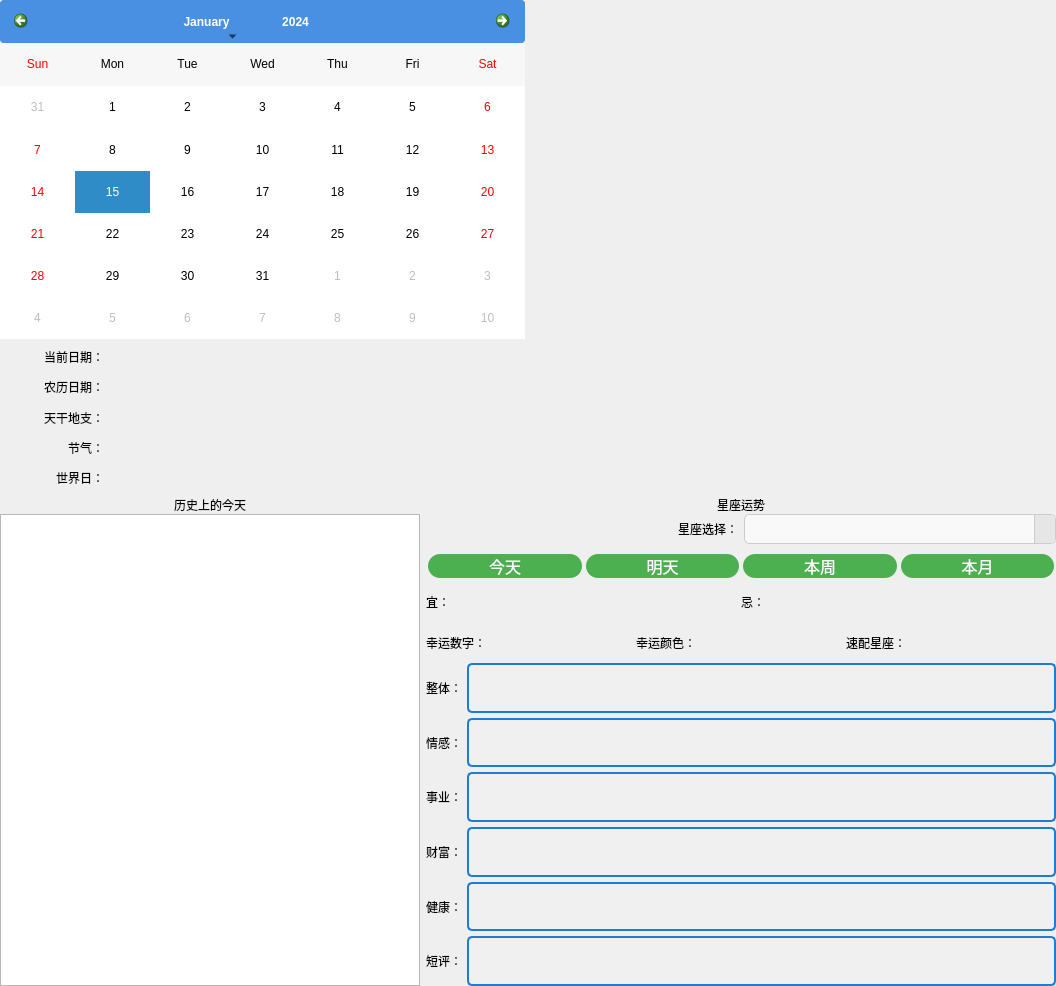
Above: ui/calendar.ui from Younger-Chan/everyday before the change. Below: the same form after it.
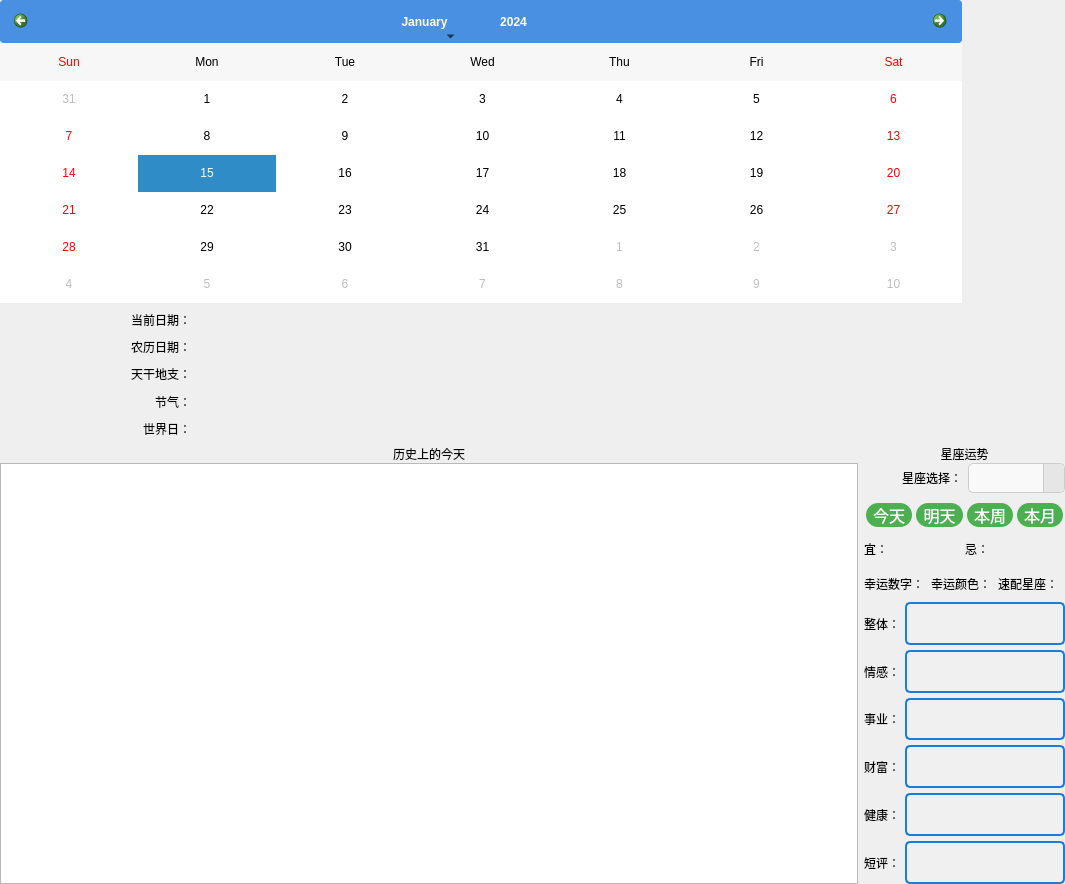
That is the form after the change. Icons and pictures are not drawn.

Commit message: 修改部分布局样式

```diff
--- a/ui/calendar.ui
+++ b/ui/calendar.ui
@@ -6,330 +6,36 @@
    <rect>
     <x>0</x>
     <y>0</y>
-    <width>1056</width>
-    <height>986</height>
+    <width>1065</width>
+    <height>884</height>
    </rect>
   </property>
   <property name="windowTitle">
    <string>Form</string>
   </property>
-  <layout class="QVBoxLayout" name="verticalLayout_11">
-   <property name="leftMargin">
-    <number>0</number>
-   </property>
-   <property name="topMargin">
-    <number>0</number>
-   </property>
-   <property name="rightMargin">
-    <number>0</number>
-   </property>
-   <property name="bottomMargin">
-    <number>0</number>
-   </property>
-   <item>
     <layout class="QVBoxLayout" name="verticalLayout_6">
-     <item>
-      <layout class="QHBoxLayout" name="horizontalLayout_4" stretch="5,5">
-       <item>
-        <layout class="QVBoxLayout" name="verticalLayout_3" stretch="7,3">
-         <item>
-          <widget class="QCalendarWidget" name="calendarWidget">
-           <property name="styleSheet">
-            <string notr="true">/* 设置整个日历的背景颜色 */
-QCalendarWidget {
-    background-color: #f0f0f0;
-    color: #333333;
-    border: 1px solid #dcdcdc;
-}
-
-/* 设置导航栏的样式 */
-QCalendarWidget QWidget#qt_calendar_navigationbar {
-    background-color: #4a90e2;
-    color: white;
-}
-
-/* 设置前一个月按钮的背景图片 */
-QCalendarWidget QToolButton#qt_calendar_prevmonth {
-	qproperty-icon: url(:/tool/tool/left.png);
-    background-color: transparent; /* 透明背景 */
-    border: none;
-    border-radius: 4px;
-    padding: 5px;
-    min-width: 30px;
-    min-height: 30px;
-    icon-size: 16px;
-}
-
-/* 设置下一个月按钮的背景图片 */
-QCalendarWidget QToolButton#qt_calendar_nextmonth {
-	qproperty-icon: url(:/tool/tool/right.png);
-    background-color: transparent; /* 透明背景 */
-    border: none;
-    border-radius: 4px;
-    padding: 5px;
-    min-width: 30px;
-    min-height: 30px;
-    icon-size: 16px;
-}
-
-/* 设置前一个月按钮的样式 */
-QCalendarWidget QToolButton#qt_calendar_prevmonth {
-    background-color: #4a90e2;
-    color: white;
-    border: none;
-    border-radius: 4px;
-    padding: 5px;
-    min-width: 30px;
-    min-height: 30px;
-    icon-size: 16px;
-}
-
-/* 设置前一个月按钮的悬停样式 */
-QCalendarWidget QToolButton#qt_calendar_prevmonth:hover {
-    background-color: #357ABD;
-}
-
-/* 设置下一个月按钮的样式 */
-QCalendarWidget QToolButton#qt_calendar_nextmonth {
-    background-color: #4a90e2;
-    color: white;
-    border: none;
-    border-radius: 4px;
-    padding: 5px;
-    min-width: 30px;
-    min-height: 30px;
-    icon-size: 16px;
-}
-
-/* 设置下一个月按钮的悬停样式 */
-QCalendarWidget QToolButton#qt_calendar_nextmonth:hover {
-    background-color: #357ABD;
-}
-
-/* 设置日期单元格的样式 */
-QCalendarWidget QTableView QAbstractItemView {
-    background-color: #ffffff;
-    selection-background-color: #4a90e2;
-    selection-color: white;
-}
-
-/* 设置周末的背景颜色 */
-QCalendarWidget QTableView QAbstractItemView::item {
-    background-color: #ffffff;
-    color: #333333;
-}
-
-QCalendarWidget QTableView QAbstractItemView::item:enabled {
-    background-color: #ffffff;
-    color: #333333;
-}
-
-QCalendarWidget QTableView QAbstractItemView::item:enabled:selected {
-    background-color: #4a90e2;
-    color: white;
-}
-
-QCalendarWidget QTableView QAbstractItemView::item:enabled:hover {
-    background-color: #e0e0e0;
-    color: #333333;
-}
-
-/* 设置周末的字体颜色 */
-QCalendarWidget QTableView QAbstractItemView::item:enabled:alternate {
-    background-color: #f9f9f9;
-    color: #ff0000; /* 红色表示周末 */
-}
-
-/* 设置今天的日期样式 */
-QCalendarWidget QTableView QAbstractItemView::item:enabled:focus {
-    border: 1px solid #4a90e2;
-    background-color: #4a90e2;
-    color: white;
-}
-
-/* 设置标题栏的样式 */
-QCalendarWidget QWidget#qt_calendar_navigationbar {
-    background-color: #4a90e2;
-    color: white;
-    border: none;
-    border-radius: 4px;
-    padding: 5px;
-}
-
-/* 设置 QCalendarWidget 的 QToolButton 样式 */
-QCalendarWidget QToolButton {
-    border: none;
-    background: none;
-    min-width: 50px; /* 设置最小宽度 */
-    min-height: 30px; /* 设置最小高度 */
-    padding: 5px;
-}
-
-/* 设置年份选择按钮的样式 */
-QCalendarWidget QToolButton#qt_calendar_yearbutton {
-    qproperty-iconSize: 24px 24px;
-    min-width: 100px; /* 增加年份选择按钮的宽度 */
-    min-height: 30px; /* 增加年份选择按钮的高度 */
-}
-</string>
-           </property>
-           <property name="firstDayOfWeek">
-            <enum>Qt::DayOfWeek::Sunday</enum>
-           </property>
-           <property name="verticalHeaderFormat">
-            <enum>QCalendarWidget::VerticalHeaderFormat::NoVerticalHeader</enum>
-           </property>
-          </widget>
-         </item>
-         <item>
-          <layout class="QHBoxLayout" name="horizontalLayout" stretch="2,8">
-           <item>
-            <layout class="QVBoxLayout" name="verticalLayout_2">
-             <item>
-              <widget class="QLabel" name="label">
-               <property name="sizePolicy">
-                <sizepolicy hsizetype="Preferred" vsizetype="Preferred">
-                 <horstretch>0</horstretch>
-                 <verstretch>0</verstretch>
-                </sizepolicy>
-               </property>
-               <property name="text">
-                <string>当前日期：</string>
-               </property>
-               <property name="alignment">
-                <set>Qt::AlignmentFlag::AlignRight|Qt::AlignmentFlag::AlignTrailing|Qt::AlignmentFlag::AlignVCenter</set>
-               </property>
-              </widget>
-             </item>
+   <property name="leftMargin">
+    <number>0</number>
+   </property>
+   <property name="topMargin">
+    <number>0</number>
+   </property>
+   <property name="rightMargin">
+    <number>0</number>
+   </property>
+   <property name="bottomMargin">
+    <number>0</number>
+   </property>
              <item>
-              <widget class="QLabel" name="label_2">
-               <property name="sizePolicy">
-                <sizepolicy hsizetype="Preferred" vsizetype="Preferred">
-                 <horstretch>0</horstretch>
-                 <verstretch>0</verstretch>
-                </sizepolicy>
-               </property>
-               <property name="text">
-                <string>农历日期：</string>
-               </property>
-               <property name="alignment">
-                <set>Qt::AlignmentFlag::AlignRight|Qt::AlignmentFlag::AlignTrailing|Qt::AlignmentFlag::AlignVCenter</set>
-               </property>
-              </widget>
-             </item>
-             <item>
-              <widget class="QLabel" name="label_3">
-               <property name="sizePolicy">
-                <sizepolicy hsizetype="Preferred" vsizetype="Preferred">
-                 <horstretch>0</horstretch>
-                 <verstretch>0</verstretch>
-                </sizepolicy>
-               </property>
-               <property name="text">
-                <string>天干地支：</string>
-               </property>
-               <property name="alignment">
-                <set>Qt::AlignmentFlag::AlignRight|Qt::AlignmentFlag::AlignTrailing|Qt::AlignmentFlag::AlignVCenter</set>
-               </property>
-              </widget>
-             </item>
-             <item>
-              <widget class="QLabel" name="label_4">
-               <property name="sizePolicy">
-                <sizepolicy hsizetype="Preferred" vsizetype="Preferred">
-                 <horstretch>0</horstretch>
-                 <verstretch>0</verstretch>
-                </sizepolicy>
-               </property>
-               <property name="text">
-                <string>节气：</string>
-               </property>
-               <property name="alignment">
-                <set>Qt::AlignmentFlag::AlignRight|Qt::AlignmentFlag::AlignTrailing|Qt::AlignmentFlag::AlignVCenter</set>
-               </property>
-              </widget>
-             </item>
-             <item>
-              <widget class="QLabel" name="label_5">
-               <property name="sizePolicy">
-                <sizepolicy hsizetype="Preferred" vsizetype="Preferred">
-                 <horstretch>0</horstretch>
-                 <verstretch>0</verstretch>
-                </sizepolicy>
-               </property>
-               <property name="text">
-                <string>世界日：</string>
-               </property>
-               <property name="textFormat">
-                <enum>Qt::TextFormat::AutoText</enum>
-               </property>
-               <property name="alignment">
-                <set>Qt::AlignmentFlag::AlignRight|Qt::AlignmentFlag::AlignTrailing|Qt::AlignmentFlag::AlignVCenter</set>
-               </property>
-              </widget>
-             </item>
-            </layout>
-           </item>
-           <item>
-            <layout class="QVBoxLayout" name="verticalLayout">
-             <item>
-              <widget class="QLabel" name="l_date">
-               <property name="text">
-                <string/>
-               </property>
-               <property name="alignment">
-                <set>Qt::AlignmentFlag::AlignCenter</set>
-               </property>
-              </widget>
-             </item>
-             <item>
-              <widget class="QLabel" name="l_nl">
-               <property name="text">
-                <string/>
-               </property>
-               <property name="alignment">
-                <set>Qt::AlignmentFlag::AlignCenter</set>
-               </property>
-              </widget>
-             </item>
-             <item>
-              <widget class="QLabel" name="l_tgdz">
-               <property name="text">
-                <string/>
-               </property>
-               <property name="alignment">
-                <set>Qt::AlignmentFlag::AlignCenter</set>
-               </property>
-              </widget>
-             </item>
-             <item>
-              <widget class="QLabel" name="l_jq">
-               <property name="text">
-                <string/>
-               </property>
-               <property name="alignment">
-                <set>Qt::AlignmentFlag::AlignCenter</set>
-               </property>
-              </widget>
-             </item>
-             <item>
-              <widget class="QLabel" name="l_fes">
-               <property name="text">
-                <string/>
-               </property>
-               <property name="alignment">
-                <set>Qt::AlignmentFlag::AlignCenter</set>
-               </property>
-              </widget>
-             </item>
-            </layout>
-           </item>
-          </layout>
-         </item>
-        </layout>
-       </item>
-       <item>
+    <layout class="QGridLayout" name="gridLayout" rowstretch="0,0" rowminimumheight="0,0">
+     <item row="0" column="2">
         <widget class="QLabel" name="l_moyu">
+       <property name="minimumSize">
+        <size>
+         <width>0</width>
+         <height>0</height>
+        </size>
+       </property>
          <property name="styleSheet">
           <string notr="true"/>
          </property>
@@ -341,11 +47,7 @@
          </property>
         </widget>
        </item>
-      </layout>
-     </item>
-     <item>
-      <layout class="QHBoxLayout" name="horizontalLayout_3" stretch="4,6">
-       <item>
+     <item row="1" column="0">
         <layout class="QVBoxLayout" name="verticalLayout_4">
          <property name="spacing">
           <number>0</number>
@@ -362,6 +64,11 @@
          </item>
          <item>
           <widget class="QListWidget" name="lw_today">
+         <property name="font">
+          <font>
+           <pointsize>12</pointsize>
+          </font>
+         </property>
            <property name="styleSheet">
             <string notr="true">QListView {
     outline: none;
@@ -402,7 +109,7 @@
          </item>
         </layout>
        </item>
-       <item>
+     <item row="1" column="1" colspan="2">
         <layout class="QVBoxLayout" name="verticalLayout_5" stretch="0,10">
          <property name="spacing">
           <number>0</number>
@@ -1076,6 +783,308 @@
             </item>
            </layout>
           </widget>
+       </item>
+      </layout>
+     </item>
+     <item row="0" column="0" colspan="2">
+      <layout class="QVBoxLayout" name="verticalLayout_3" stretch="7,3">
+       <item>
+        <widget class="QCalendarWidget" name="calendarWidget">
+         <property name="minimumSize">
+          <size>
+           <width>500</width>
+           <height>300</height>
+          </size>
+         </property>
+         <property name="styleSheet">
+          <string notr="true">/* 设置整个日历的背景颜色 */
+QCalendarWidget {
+    background-color: #f0f0f0;
+    color: #333333;
+    border: 1px solid #dcdcdc;
+}
+
+/* 设置导航栏的样式 */
+QCalendarWidget QWidget#qt_calendar_navigationbar {
+    background-color: #4a90e2;
+    color: white;
+}
+
+/* 设置前一个月按钮的背景图片 */
+QCalendarWidget QToolButton#qt_calendar_prevmonth {
+	qproperty-icon: url(:/tool/tool/left.png);
+    background-color: transparent; /* 透明背景 */
+    border: none;
+    border-radius: 4px;
+    padding: 5px;
+    min-width: 30px;
+    min-height: 30px;
+    icon-size: 16px;
+}
+
+/* 设置下一个月按钮的背景图片 */
+QCalendarWidget QToolButton#qt_calendar_nextmonth {
+	qproperty-icon: url(:/tool/tool/right.png);
+    background-color: transparent; /* 透明背景 */
+    border: none;
+    border-radius: 4px;
+    padding: 5px;
+    min-width: 30px;
+    min-height: 30px;
+    icon-size: 16px;
+}
+
+/* 设置前一个月按钮的样式 */
+QCalendarWidget QToolButton#qt_calendar_prevmonth {
+    background-color: #4a90e2;
+    color: white;
+    border: none;
+    border-radius: 4px;
+    padding: 5px;
+    min-width: 30px;
+    min-height: 30px;
+    icon-size: 16px;
+}
+
+/* 设置前一个月按钮的悬停样式 */
+QCalendarWidget QToolButton#qt_calendar_prevmonth:hover {
+    background-color: #357ABD;
+}
+
+/* 设置下一个月按钮的样式 */
+QCalendarWidget QToolButton#qt_calendar_nextmonth {
+    background-color: #4a90e2;
+    color: white;
+    border: none;
+    border-radius: 4px;
+    padding: 5px;
+    min-width: 30px;
+    min-height: 30px;
+    icon-size: 16px;
+}
+
+/* 设置下一个月按钮的悬停样式 */
+QCalendarWidget QToolButton#qt_calendar_nextmonth:hover {
+    background-color: #357ABD;
+}
+
+/* 设置日期单元格的样式 */
+QCalendarWidget QTableView QAbstractItemView {
+    background-color: #ffffff;
+    selection-background-color: #4a90e2;
+    selection-color: white;
+}
+
+/* 设置周末的背景颜色 */
+QCalendarWidget QTableView QAbstractItemView::item {
+    background-color: #ffffff;
+    color: #333333;
+}
+
+QCalendarWidget QTableView QAbstractItemView::item:enabled {
+    background-color: #ffffff;
+    color: #333333;
+}
+
+QCalendarWidget QTableView QAbstractItemView::item:enabled:selected {
+    background-color: #4a90e2;
+    color: white;
+}
+
+QCalendarWidget QTableView QAbstractItemView::item:enabled:hover {
+    background-color: #e0e0e0;
+    color: #333333;
+}
+
+/* 设置周末的字体颜色 */
+QCalendarWidget QTableView QAbstractItemView::item:enabled:alternate {
+    background-color: #f9f9f9;
+    color: #ff0000; /* 红色表示周末 */
+}
+
+/* 设置今天的日期样式 */
+QCalendarWidget QTableView QAbstractItemView::item:enabled:focus {
+    border: 1px solid #4a90e2;
+    background-color: #4a90e2;
+    color: white;
+}
+
+/* 设置标题栏的样式 */
+QCalendarWidget QWidget#qt_calendar_navigationbar {
+    background-color: #4a90e2;
+    color: white;
+    border: none;
+    border-radius: 4px;
+    padding: 5px;
+}
+
+/* 设置 QCalendarWidget 的 QToolButton 样式 */
+QCalendarWidget QToolButton {
+    border: none;
+    background: none;
+    min-width: 50px; /* 设置最小宽度 */
+    min-height: 30px; /* 设置最小高度 */
+    padding: 5px;
+}
+
+/* 设置年份选择按钮的样式 */
+QCalendarWidget QToolButton#qt_calendar_yearbutton {
+    qproperty-iconSize: 24px 24px;
+    min-width: 100px; /* 增加年份选择按钮的宽度 */
+    min-height: 30px; /* 增加年份选择按钮的高度 */
+}
+</string>
+         </property>
+         <property name="firstDayOfWeek">
+          <enum>Qt::Sunday</enum>
+         </property>
+         <property name="verticalHeaderFormat">
+          <enum>QCalendarWidget::NoVerticalHeader</enum>
+         </property>
+        </widget>
+       </item>
+       <item>
+        <layout class="QHBoxLayout" name="horizontalLayout" stretch="2,8">
+         <item>
+          <layout class="QVBoxLayout" name="verticalLayout_2">
+           <item>
+            <widget class="QLabel" name="label">
+             <property name="sizePolicy">
+              <sizepolicy hsizetype="Preferred" vsizetype="Preferred">
+               <horstretch>0</horstretch>
+               <verstretch>0</verstretch>
+              </sizepolicy>
+             </property>
+             <property name="text">
+              <string>当前日期：</string>
+             </property>
+             <property name="alignment">
+              <set>Qt::AlignRight|Qt::AlignTrailing|Qt::AlignVCenter</set>
+             </property>
+            </widget>
+           </item>
+           <item>
+            <widget class="QLabel" name="label_2">
+             <property name="sizePolicy">
+              <sizepolicy hsizetype="Preferred" vsizetype="Preferred">
+               <horstretch>0</horstretch>
+               <verstretch>0</verstretch>
+              </sizepolicy>
+             </property>
+             <property name="text">
+              <string>农历日期：</string>
+             </property>
+             <property name="alignment">
+              <set>Qt::AlignRight|Qt::AlignTrailing|Qt::AlignVCenter</set>
+             </property>
+            </widget>
+           </item>
+           <item>
+            <widget class="QLabel" name="label_3">
+             <property name="sizePolicy">
+              <sizepolicy hsizetype="Preferred" vsizetype="Preferred">
+               <horstretch>0</horstretch>
+               <verstretch>0</verstretch>
+              </sizepolicy>
+             </property>
+             <property name="text">
+              <string>天干地支：</string>
+             </property>
+             <property name="alignment">
+              <set>Qt::AlignRight|Qt::AlignTrailing|Qt::AlignVCenter</set>
+             </property>
+            </widget>
+           </item>
+           <item>
+            <widget class="QLabel" name="label_4">
+             <property name="sizePolicy">
+              <sizepolicy hsizetype="Preferred" vsizetype="Preferred">
+               <horstretch>0</horstretch>
+               <verstretch>0</verstretch>
+              </sizepolicy>
+             </property>
+             <property name="text">
+              <string>节气：</string>
+             </property>
+             <property name="alignment">
+              <set>Qt::AlignRight|Qt::AlignTrailing|Qt::AlignVCenter</set>
+             </property>
+            </widget>
+           </item>
+           <item>
+            <widget class="QLabel" name="label_5">
+             <property name="sizePolicy">
+              <sizepolicy hsizetype="Preferred" vsizetype="Preferred">
+               <horstretch>0</horstretch>
+               <verstretch>0</verstretch>
+              </sizepolicy>
+             </property>
+             <property name="text">
+              <string>世界日：</string>
+             </property>
+             <property name="textFormat">
+              <enum>Qt::AutoText</enum>
+             </property>
+             <property name="alignment">
+              <set>Qt::AlignRight|Qt::AlignTrailing|Qt::AlignVCenter</set>
+             </property>
+            </widget>
+           </item>
+          </layout>
+         </item>
+         <item>
+          <layout class="QVBoxLayout" name="verticalLayout">
+           <item>
+            <widget class="QLabel" name="l_date">
+             <property name="text">
+              <string/>
+             </property>
+             <property name="alignment">
+              <set>Qt::AlignCenter</set>
+             </property>
+            </widget>
+           </item>
+           <item>
+            <widget class="QLabel" name="l_nl">
+             <property name="text">
+              <string/>
+             </property>
+             <property name="alignment">
+              <set>Qt::AlignCenter</set>
+             </property>
+            </widget>
+           </item>
+           <item>
+            <widget class="QLabel" name="l_tgdz">
+             <property name="text">
+              <string/>
+             </property>
+             <property name="alignment">
+              <set>Qt::AlignCenter</set>
+             </property>
+            </widget>
+           </item>
+           <item>
+            <widget class="QLabel" name="l_jq">
+             <property name="text">
+              <string/>
+             </property>
+             <property name="alignment">
+              <set>Qt::AlignCenter</set>
+             </property>
+            </widget>
+           </item>
+           <item>
+            <widget class="QLabel" name="l_fes">
+             <property name="text">
+              <string/>
+             </property>
+             <property name="alignment">
+              <set>Qt::AlignCenter</set>
+             </property>
+            </widget>
+           </item>
+          </layout>
          </item>
         </layout>
        </item>
```
Left out of the diff: 28 changed lines with no effect on the pictures. Lines whose indentation alone changed are shown as unchanged. The commit also changes 3 other files.
